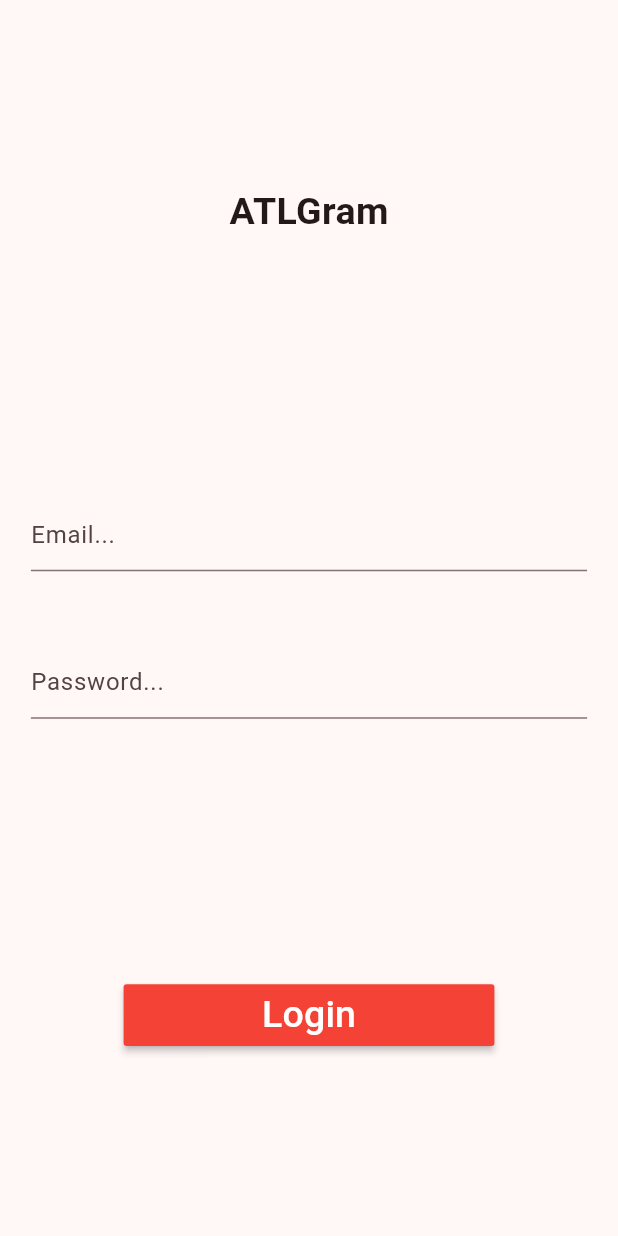
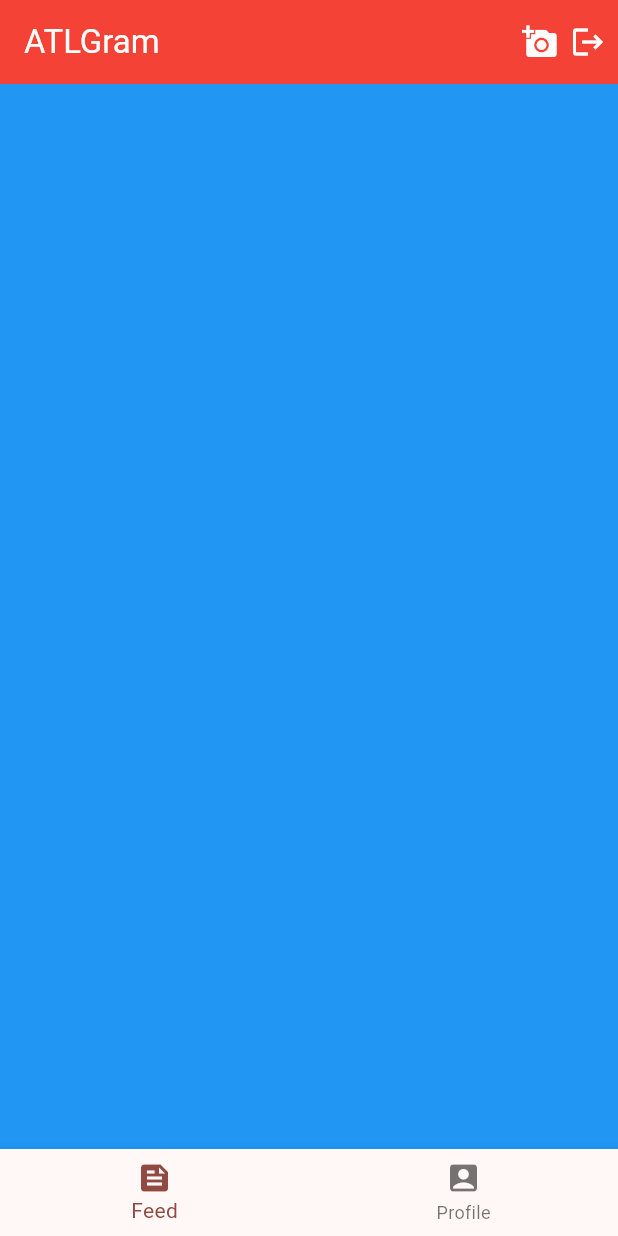
Before and after one commit to pauljsd/atlGram, a Flutter app: the screen it shows after launch, on a phone screen of 412 x 824 dp. Run offline on Flutter 3.47's test engine with Material 3 defaults, Android fonts, the phone set to English and light mode, and no system bars; our stand-ins replace file_picker.

Commit message:
done with the UI, next is to implement firebase

```diff
--- a/lib/main.dart
+++ b/lib/main.dart
@@ -1,3 +1,4 @@
+import 'package:atlgram/pages/home_page.dart';
 import 'package:atlgram/pages/login_page.dart';
 import 'package:atlgram/pages/register_page.dart';
 import 'package:flutter/material.dart';
@@ -18,10 +19,11 @@ class MyApp extends StatelessWidget {
         colorScheme: ColorScheme.fromSeed(seedColor: Colors.red),
         useMaterial3: true,
       ),
-      initialRoute: 'login',
+      initialRoute: 'home',
       routes: {
         'register': (context) => RegisterPage(),
         'login': (context) => LoginPage(),
+        'home': (context) => HomePage(),
       },
     );
   }
--- /dev/null
+++ b/lib/pages/feed_page.dart
@@ -0,0 +1,17 @@
+import 'package:flutter/material.dart';
+
+class FeedPage extends StatefulWidget {
+  const FeedPage({super.key});
+
+  @override
+  State<FeedPage> createState() => _ProfilePageState();
+}
+
+class _ProfilePageState extends State<FeedPage> {
+  @override
+  Widget build(BuildContext context) {
+    return Container(
+      color: Colors.blue,
+    );
+  }
+}
--- /dev/null
+++ b/lib/pages/home_page.dart
@@ -0,0 +1,70 @@
+import 'package:atlgram/pages/feed_page.dart';
+import 'package:atlgram/pages/profile_page.dart';
+import 'package:flutter/material.dart';
+
+class HomePage extends StatefulWidget {
+  const HomePage({super.key});
+
+  @override
+  State<HomePage> createState() => _HomePageState();
+}
+
+class _HomePageState extends State<HomePage> {
+  int currentPage = 0;
+
+  final List<Widget> pages = const [
+    FeedPage(),
+    ProfilePage(),
+  ];
+
+  @override
+  Widget build(BuildContext context) {
+    return Scaffold(
+      appBar: AppBar(
+        backgroundColor: Colors.red,
+        title: const Text('ATLGram', style: TextStyle(color: Colors.white)),
+        actions: [
+          GestureDetector(
+            onTap: () {},
+            child: const Icon(
+              Icons.add_a_photo,
+              color: Colors.white,
+            ),
+          ),
+          Padding(
+            padding: const EdgeInsets.only(left: 8.0, right: 8.0),
+            child: GestureDetector(
+              onTap: () {},
+              child: const Icon(
+                Icons.logout,
+                color: Colors.white,
+              ),
+            ),
+          ),
+        ],
+      ),
+      bottomNavigationBar: bottomNavigationBar(),
+      body: pages[currentPage],
+    );
+  }
+
+  Widget bottomNavigationBar() {
+    return BottomNavigationBar(
+        currentIndex: currentPage,
+        onTap: (index) {
+          setState(() {
+            currentPage = index;
+          });
+        },
+        items: const [
+          BottomNavigationBarItem(
+            label: 'Feed',
+            icon: Icon(Icons.feed),
+          ),
+          BottomNavigationBarItem(
+            label: 'Profile',
+            icon: Icon(Icons.account_box),
+          ),
+        ]);
+  }
+}
```
Also changed, not shown: lib/pages/login_page.dart (+16 -1 lines), lib/pages/profile_page.dart (added, +17 -0 lines), lib/pages/register_page.dart (+144 -1 lines), pubspec.yaml (+3 -4 lines), pubspec.lock.
